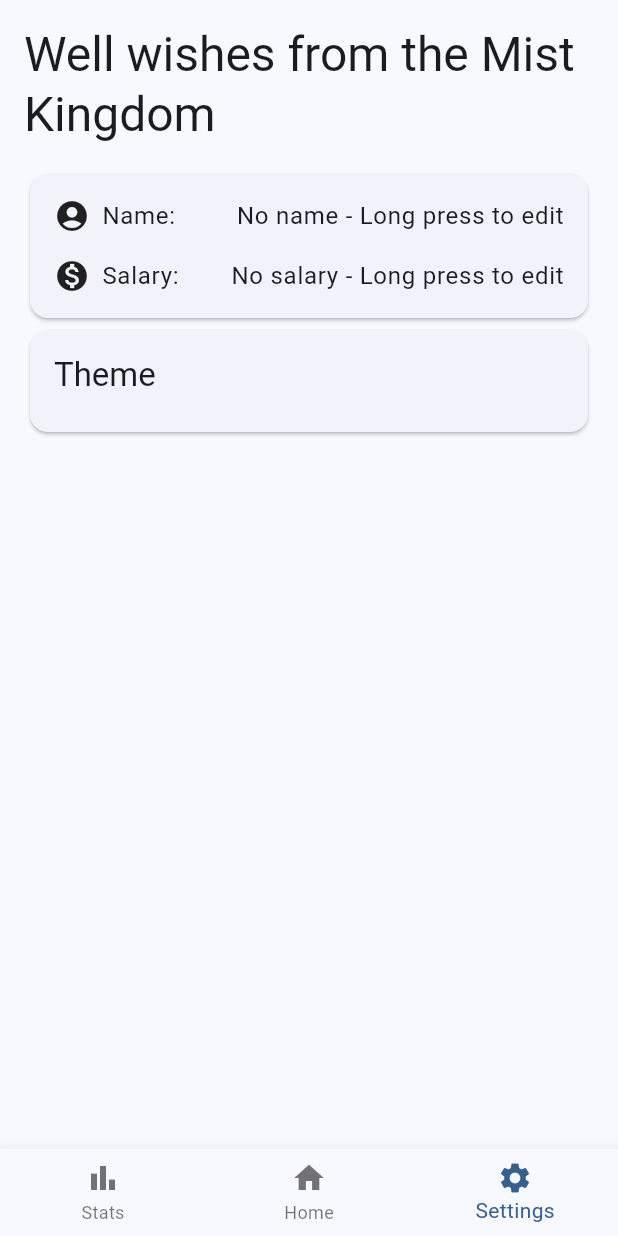
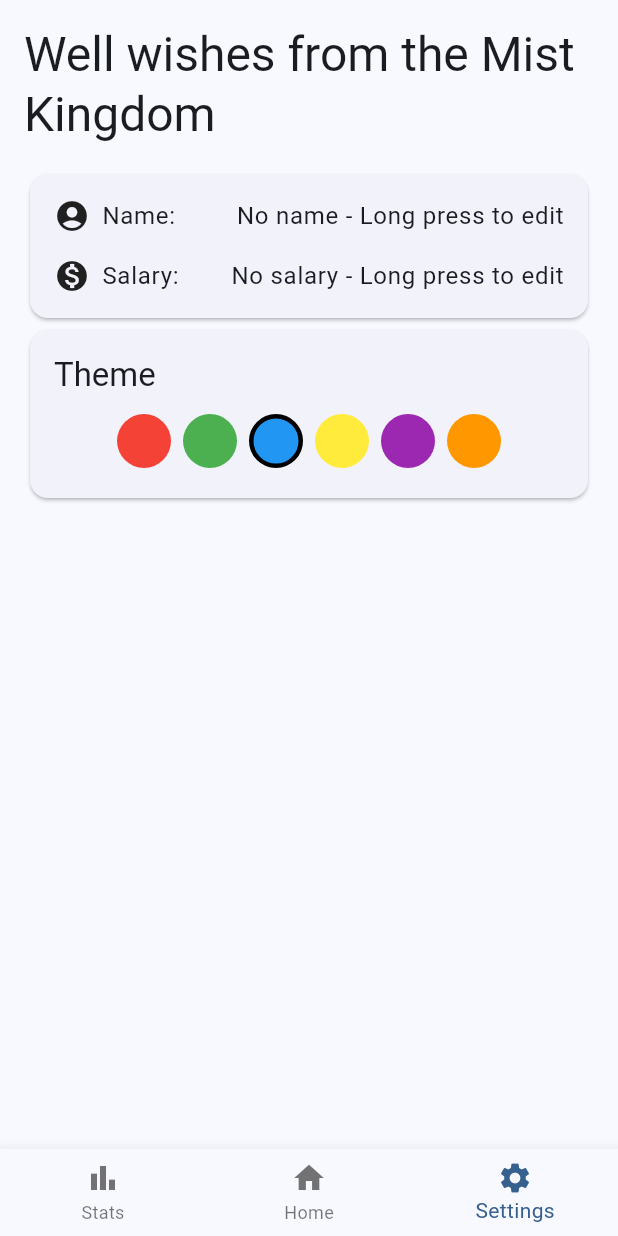
Before and after one commit to MaximeLeBesnerais/pay_track, a Flutter app: the screen it shows after launch, item 3 of the bottom bar chosen, on a phone screen of 412 x 824 dp. Run offline on Flutter 3.47's test engine with Material 3 defaults, Android fonts, the phone set to English and light mode, and no system bars; our stand-ins replace shared_preferences; missing offline and left inert: rrule.

Commit message:
Refactor SettingsScreen to integrate ColorsTheming for improved theme management and user preferences

```diff
--- a/lib/screens/settings/settings.dart
+++ b/lib/screens/settings/settings.dart
@@ -1,4 +1,5 @@
 import 'package:flutter/material.dart';
+import 'package:pay_track/models/colors_theming.dart';
 import 'package:pay_track/models/subscription.dart';
 import 'package:pay_track/models/user.dart';
 import 'package:pay_track/screens/settings/get_greetings.dart';
@@ -15,12 +16,13 @@
 
 class _SettingsScreenState extends State<SettingsScreen> {
   late final UserPref userPref;
+  late final ColorsTheming colorsTheming;
 
   String? name;
   Subscription? salary;
   MonthlyMode monthlyMode = MonthlyMode.byMonthDay;
-  DominantColor dominantColor = DominantColor.red;
-  ThemeMode themeMode = ThemeMode.system;
+  late DominantColor dominantColor;
+  late ChosenTheming themeMode;
 
   bool editMode = false;
 
@@ -28,6 +30,7 @@
   void initState() {
     super.initState();
     userPref = UserPref();
+    colorsTheming = ColorsTheming();
     _setupData();
     userPref.addListener(() {
       _setupData();
@@ -42,12 +45,14 @@
 
   void _setupData() async {
     await userPref.init();
+    await colorsTheming.init();
+
     setState(() {
       name = userPref.name;
       salary = userPref.salary;
       monthlyMode = userPref.monthlyMode;
-      dominantColor = userPref.dominantColor;
-      themeMode = userPref.themeMode;
+      dominantColor = colorsTheming.dominantColor;
+      themeMode = colorsTheming.chosenTheming;
     });
   }
 
@@ -70,7 +75,8 @@
                   for (var color in colorMapEnum.entries)
                     InkWell(
                       onTap: () {
-                        userPref.setDominantColor(color.key);
+                        colorsTheming.dominantColor = color.key;
+                        colorsTheming.save();
                       },
                       child: Container(
                         width: 36,
```
